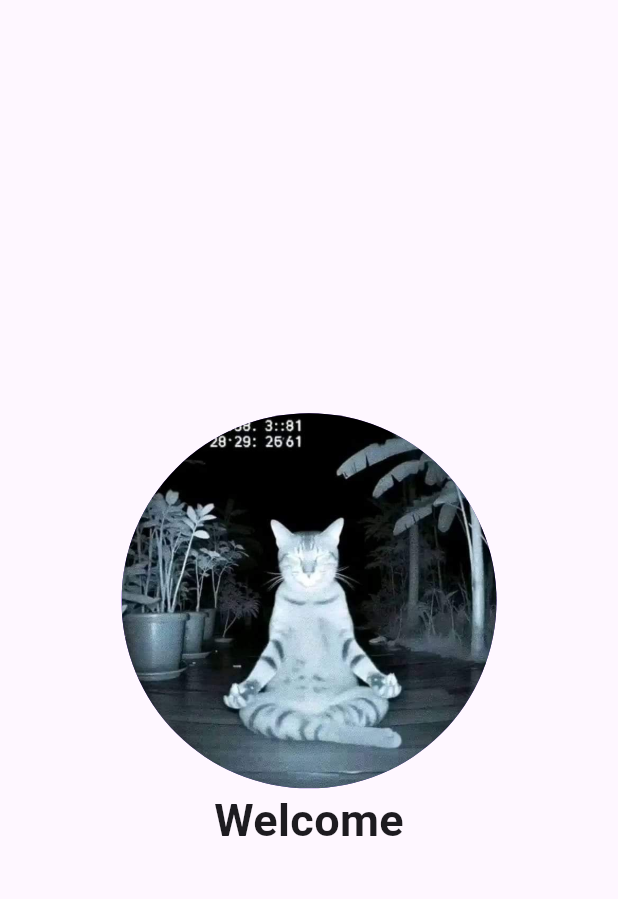
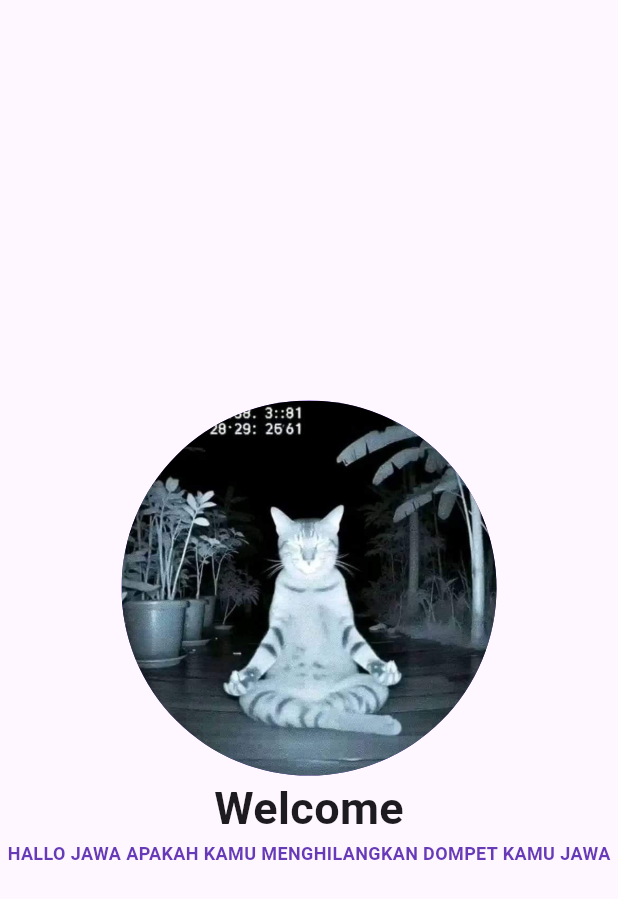
Before and after one commit to IhzaAnasrulloh/KB1179-1123150007-uts, a Flutter app: the screen it shows after launch, on a phone screen of 412 x 824 dp. Shown: the top 899 px of the screen. Run offline on Flutter 3.47's test engine with Material 3 defaults, Android fonts, the phone set to English and light mode, and no system bars.

Commit message:
menambahkan text di bawah welcome

```diff
--- a/lib/Screen/splash_screen_1.dart
+++ b/lib/Screen/splash_screen_1.dart
@@ -6,6 +6,8 @@ class MySplashScreen extends StatelessWidget {
   @override
   Widget build(BuildContext context) {
     return Scaffold(
+      //TODO
+      //MEMBUAT BULAT DAN GAMBAR
       body: Center(
         child: Column(
           mainAxisAlignment: MainAxisAlignment.center,
@@ -27,13 +29,19 @@ class MySplashScreen extends StatelessWidget {
             style: TextStyle(
               fontSize: 30,
               fontWeight: FontWeight.bold
-            ),)
+            ),
+            ),
+            Text("HALLO JAWA APAKAH KAMU MENGHILANGKAN DOMPET KAMU JAWA",
+            style: TextStyle(
+              fontSize: 12,
+              color: Colors.deepPurple,
+              fontWeight: FontWeight.bold
+            ),
+            ),
           ],
         ),
       ),
     );
-    //TODO
-    //1. BUAT IMAGE DALAM CONTAINER
 
   }
 }
```
